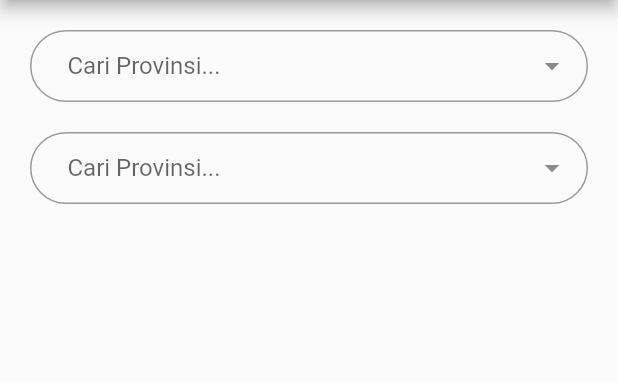
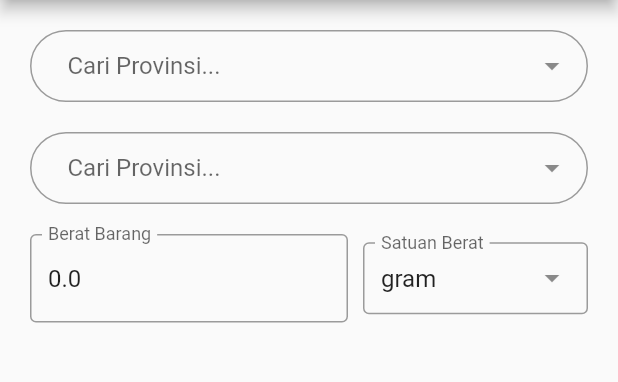
Before and after one commit to anangfatkur/ongkir, a Flutter app: the screen it shows after launch, on a phone screen of 412 x 824 dp, the part 84-466 px from its top. Run offline on Flutter 3.47's test engine with Material 2 defaults, Android fonts, the phone set to English and light mode, and no system bars; drawn by our look-alikes of dropdown_search; our stand-ins replace get.

Commit message:
add berat/satuan

```diff
--- a/lib/app/modules/home/controllers/home_controller.dart
+++ b/lib/app/modules/home/controllers/home_controller.dart
@@ -1,3 +1,6 @@
+// ignore_for_file: non_constant_identifier_names, unused_local_variable
+
+import 'package:flutter/material.dart';
 import 'package:get/get.dart';
 
 class HomeController extends GetxController {
@@ -5,9 +8,10 @@ class HomeController extends GetxController {
 
   // final count = 0.obs;
   // @override
-  // void onInit() {
-  //   super.onInit();
-  // }
+  void onInit() {
+    weightController = TextEditingController(text: "$berat");
+    // super.onInit();
+  }
 
   // @override
   // void onReady() {
@@ -15,7 +19,10 @@ class HomeController extends GetxController {
   // }
 
   // @override
-  // void onClose() {}
+  void onClose() {
+    weightController.dispose();
+    super.onClose();
+  }
   // void increment() => count.value++;
 
   var hidKotaAsal = true.obs;
@@ -24,4 +31,58 @@ class HomeController extends GetxController {
   var hidKotaTujuan = true.obs;
   var provinsiTujuanId = 0.obs;
   var kotaTujuanId = 0.obs;
+
+  late TextEditingController weightController;
+  void ubahBerat(String value) {
+    berat = double.tryParse(value) ?? 0.0;
+    String cekSatuan = satuan;
+    switch (cekSatuan) {
+      case "ton":
+        berat = berat * 1000000;
+        break;
+      case "kwintal":
+        berat = berat * 100000;
+        break;
+      case "kg":
+        berat = berat * 1000;
+        break;
+      case "gram":
+        berat = berat;
+        break;
+      case "ons":
+        berat = berat * 100;
+        break;
+      default:
+        berat = berat;
+    }
+    print("$berat gram");
+  }
+
+  void ubahSatuan(String value) {
+    berat = double.tryParse(weightController.text) ?? 0.0;
+    switch (value) {
+      case "ton":
+        berat = berat * 1000000;
+        break;
+      case "kwintal":
+        berat = berat * 100000;
+        break;
+      case "kg":
+        berat = berat * 1000;
+        break;
+      case "gram":
+        berat = berat;
+        break;
+      case "ons":
+        berat = berat * 100;
+        break;
+      default:
+        berat = berat;
+    }
+    satuan = value;
+    print("$berat gram");
+  }
+
+  double berat = 0.0;
+  String satuan = "gram";
 }
--- a/lib/app/modules/home/views/home_view.dart
+++ b/lib/app/modules/home/views/home_view.dart
@@ -1,8 +1,9 @@
 import 'package:flutter/material.dart';
 import 'package:get/get.dart';
 import '../controllers/home_controller.dart';
-import 'package:ongkirku/app/widgets/city.dart';
-import 'package:ongkirku/app/widgets/province.dart';
+import '/app/widgets/city.dart';
+import '/app/widgets/province.dart';
+import '/app/widgets/costWeight.dart';
 
 class HomeView extends GetView<HomeController> {
   @override
@@ -37,6 +38,7 @@ class HomeView extends GetView<HomeController> {
                     tipe: "tujuan",
                   ),
           ),
+          Weight()
         ],
       ),
     );
--- /dev/null
+++ b/lib/app/widgets/costWeight.dart
@@ -0,0 +1,54 @@
+// ignore_for_file: deprecated_member_use
+
+import 'package:dropdown_search/dropdown_search.dart';
+import 'package:flutter/material.dart';
+import 'package:get/get.dart';
+import './../modules/home/controllers/home_controller.dart';
+
+class Weight extends GetView<HomeController> {
+  const Weight({Key? key}) : super(key: key);
+
+  @override
+  Widget build(BuildContext context) {
+    return Row(
+      children: [
+        Expanded(
+          child: TextField(
+            autocorrect: false,
+            keyboardType: TextInputType.numberWithOptions(decimal: true),
+            controller: controller.weightController,
+            decoration: InputDecoration(
+              labelText: "Berat Barang",
+              hintText: "Masukan Berat Barang",
+              border: OutlineInputBorder(),
+            ),
+            onChanged: (value) => controller.ubahBerat(value),
+          ),
+        ),
+        SizedBox(width: 10),
+        Container(
+          width: 150,
+          // color: Colors.blue,
+          child: DropdownSearch<String>(
+              mode: Mode.BOTTOM_SHEET,
+              showSelectedItems: true,
+              showSearchBox: true,
+              // dropdownSearchDecoration: InputDecoration(
+              //   hintText: "Cari Satuan",
+              //   border: OutlineInputBorder(),
+              // ),
+              items: [
+                "ton",
+                "kwintal",
+                "kg",
+                "gram",
+                "ons",
+              ],
+              label: "Satuan Berat",
+              onChanged: (value) => controller.ubahSatuan(value!),
+              selectedItem: "gram"),
+        )
+      ],
+    );
+  }
+}
```
